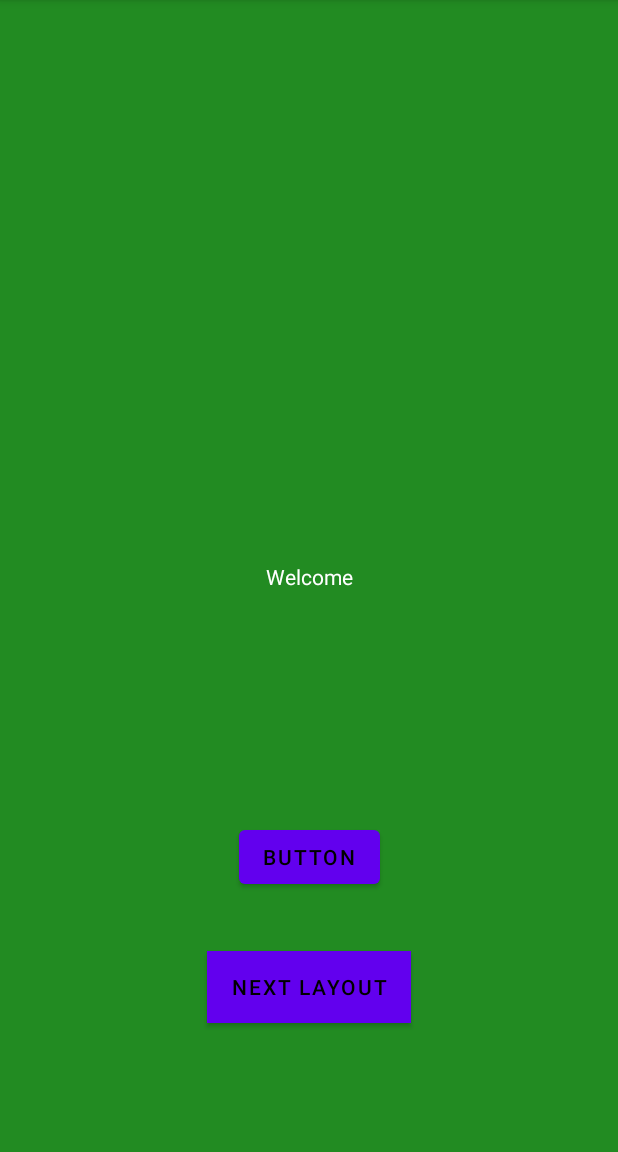
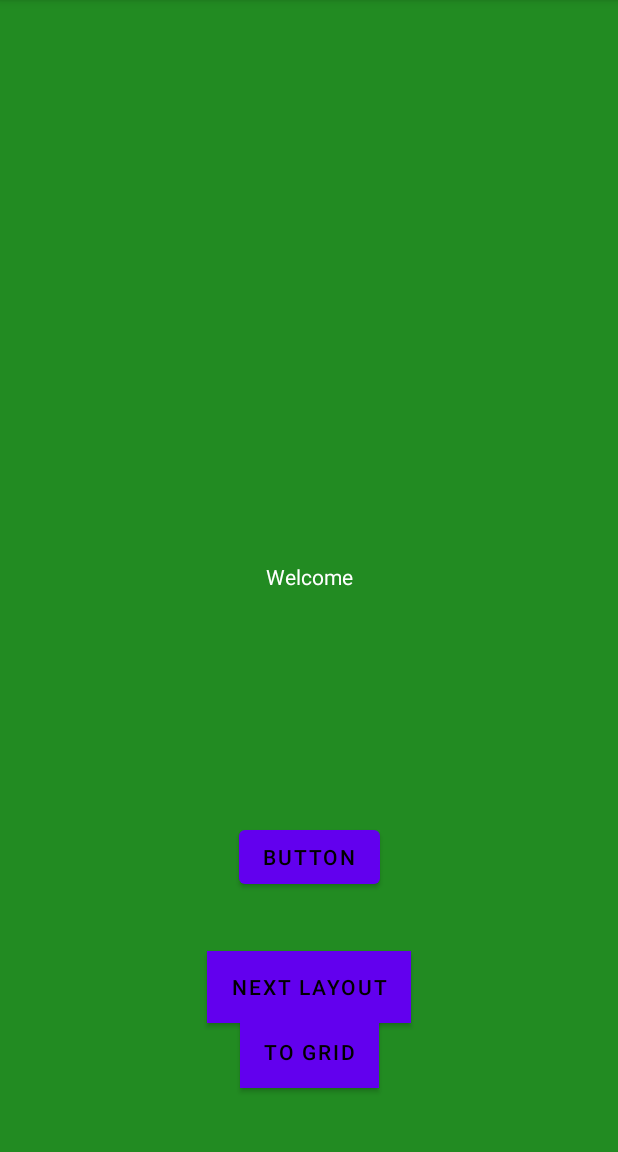
Before and after one commit to andrew-of-ulster/GestationApp, an Android app: the screen it shows after launch (MainActivity), on a phone screen of 412 x 824 dp, the part 84-1236 px from its top. Run offline under Robolectric (Android 15) with nearby library versions, the phone set to English and light mode, and no system bars.

Commit message:
Added Grid Layout

```diff
--- a/app/src/main/AndroidManifest.xml
+++ b/app/src/main/AndroidManifest.xml
@@ -22,6 +22,7 @@
 
 
         <activity android:name=".secondPage"/>
+        <activity android:name=".gridActivity"/>
     </application>
 
 
--- a/app/src/main/java/com/example/gestationapp/MainActivity.java
+++ b/app/src/main/java/com/example/gestationapp/MainActivity.java
@@ -10,9 +10,8 @@ import android.widget.TextView;
 
 public class MainActivity extends AppCompatActivity {
 
-    Button firstButton;
-    TextView welcome;
-    Button firstToSec;
+    Button firstButton,firstToSec,toGrid;
+    TextView welcome;;
 
 
 
@@ -26,6 +25,8 @@ public class MainActivity extends AppCompatActivity {
         welcome = (TextView) findViewById(R.id.textView);
 
         firstToSec = (Button) findViewById(R.id.nextLayout);
+
+        toGrid = (Button) findViewById(R.id.toGridButton);
 
 
 
@@ -49,6 +50,13 @@ public class MainActivity extends AppCompatActivity {
             }
         });
 
+        toGrid.setOnClickListener(new View.OnClickListener(){
+            @Override
+            public void onClick (View view){
+                Intent newIntent = new Intent(MainActivity.this, gridActivity.class);
+                startActivity(newIntent);
+            }
+        });
 
 
     }
--- a/app/src/main/res/layout/activity_main.xml
+++ b/app/src/main/res/layout/activity_main.xml
@@ -47,4 +47,19 @@
 
         />
 
+    <Button
+        android:id="@+id/toGridButton"
+        android:layout_width="wrap_content"
+        android:layout_height="wrap_content"
+        android:background="@android:color/white"
+        android:text="To Grid"
+        android:textColor="@android:color/black"
+        app:layout_constraintBottom_toBottomOf="parent"
+        app:layout_constraintLeft_toLeftOf="parent"
+        app:layout_constraintRight_toRightOf="parent"
+        app:layout_constraintTop_toTopOf="@+id/nextLayout"
+
+
+        />
+
 </androidx.constraintlayout.widget.ConstraintLayout>
```
Also changed, not shown: app/src/main/java/com/example/gestationapp/gridActivity.java (added, +31 -0 lines), app/src/main/res/layout/gridLayout.xml (added, +34 -0 lines), app/src/main/res/drawable/Cow_female_black_white.jpg (added), app/src/main/res/drawable/cow _a.jpg (added), app/src/main/res/drawable/cow.jpg (added), 1 other file.
